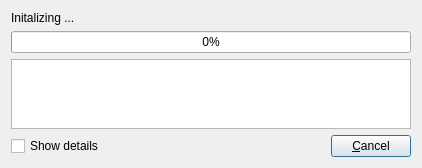
pixellots/unclient, file singleappdialog.ui: the form before one commit.
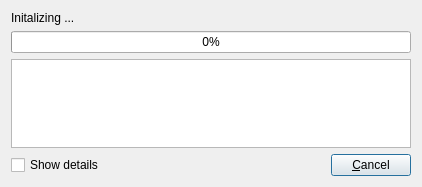
The form after the commit.

What changed in the file:
```diff
--- a/singleappdialog.ui
+++ b/singleappdialog.ui
@@ -7,7 +7,7 @@
     <x>0</x>
     <y>0</y>
     <width>420</width>
-    <height>168</height>
+    <height>187</height>
    </rect>
   </property>
   <property name="windowTitle">
```
Left out of the diff: 5 changed lines with no effect on the pictures.
